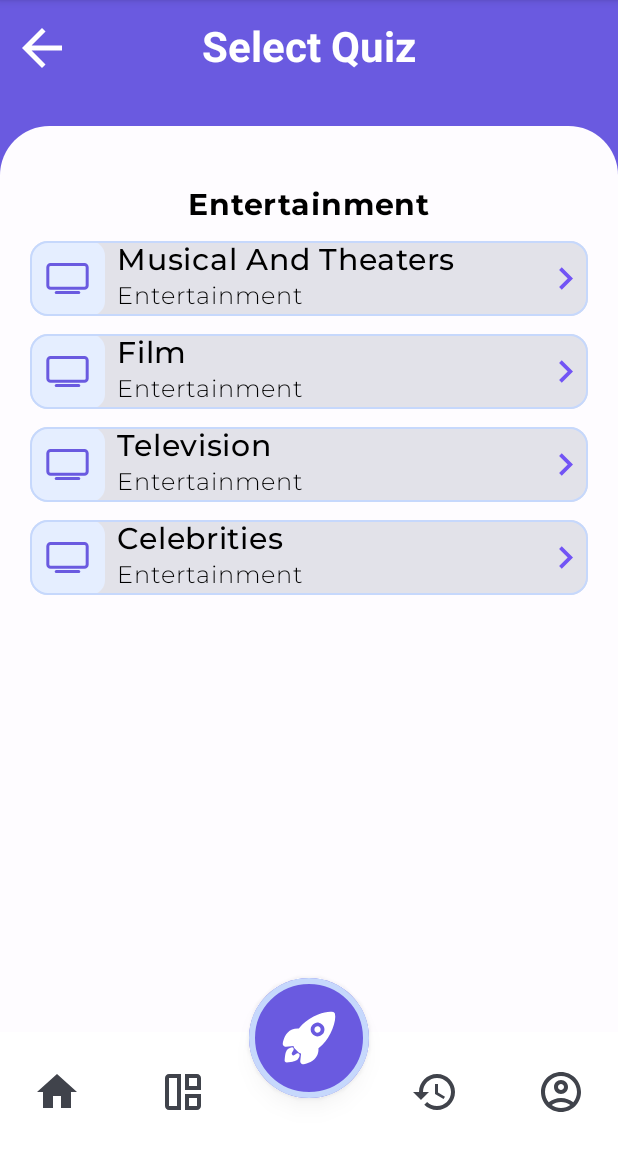
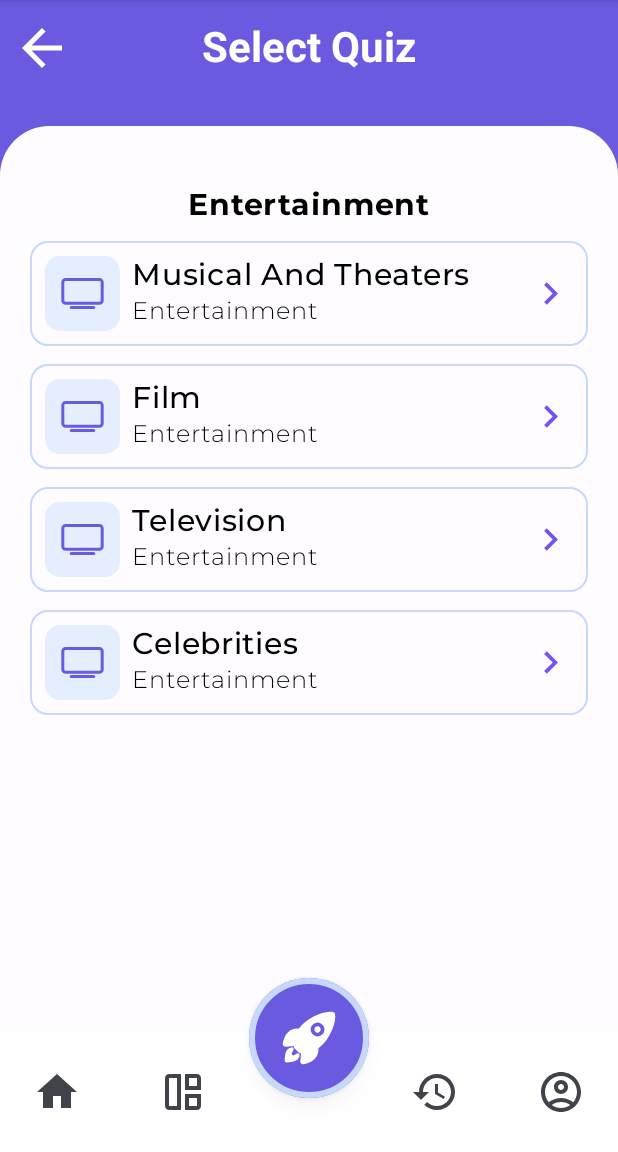
Before and after one commit to harijoshi07/Quizzle, an Android app built with Jetpack Compose: the screen it shows after launch (MainActivity), after a tap on "Entertainment", on a phone screen of 412 x 824 dp, the part 84-1236 px from its top. Run offline under Robolectric (Android 15) with nearby library versions, the phone set to English and light mode, and no system bars; Roboto replaces fonts that are not available here; 1 other tap on this screen came first.

Commit message:
refactor: update QuizCard component

```diff
--- a/app/src/main/java/com/example/quizgame/ui/component/QuizCard.kt
+++ b/app/src/main/java/com/example/quizgame/ui/component/QuizCard.kt
@@ -35,7 +35,8 @@ import com.example.quizgame.data.iconCategory
 fun QuizCard(category: String, quizCategory: String, navigateToQuiz: (String) -> Unit) {
     Card(
         colors = CardDefaults.cardColors(
-            contentColor = Color.Black
+            contentColor = Color.Black,
+            containerColor = Color.Transparent
         ),
         border = BorderStroke(1.dp, color = colorResource(id = R.color.secondary_blue)),
         onClick = { navigateToQuiz(category) }
@@ -43,7 +44,9 @@ fun QuizCard(category: String, quizCategory: String, navigateToQuiz: (String) ->
         Row(
             horizontalArrangement = Arrangement.SpaceBetween,
             verticalAlignment = Alignment.CenterVertically,
-            modifier = Modifier.fillMaxWidth()
+            modifier = Modifier
+                .fillMaxWidth()
+                .padding(10.dp)
         ) {
             Row {
                 Surface(
```
